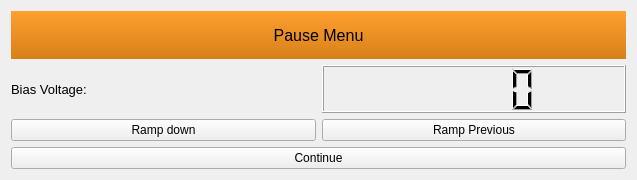
Old version of the form COMET/QT_Designer_UI/Pause_widget.ui in the repository Chilldose/COMET.
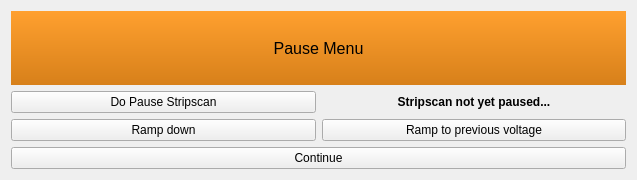
New version of the form.

Commit message: Stripscan pausing now possible

The edit to the form file:
```diff
--- a/COMET/QT_Designer_UI/Pause_widget.ui
+++ b/COMET/QT_Designer_UI/Pause_widget.ui
@@ -14,6 +14,20 @@
    <string>Form</string>
   </property>
   <layout class="QGridLayout" name="gridLayout">
+   <item row="2" column="0">
+    <widget class="QPushButton" name="ramp_down_pushButton">
+     <property name="text">
+      <string>Ramp down</string>
+     </property>
+    </widget>
+   </item>
+   <item row="3" column="0" colspan="2">
+    <widget class="QPushButton" name="continue_pushButton">
+     <property name="text">
+      <string>Continue</string>
+     </property>
+    </widget>
+   </item>
    <item row="0" column="0" colspan="2">
     <widget class="QLabel" name="Pause_label">
      <property name="font">
@@ -32,43 +46,33 @@
      </property>
     </widget>
    </item>
-   <item row="1" column="0">
-    <widget class="QLabel" name="label">
-     <property name="font">
-      <font>
-       <pointsize>10</pointsize>
-      </font>
-     </property>
-     <property name="text">
-      <string>Bias Voltage:</string>
-     </property>
-    </widget>
-   </item>
-   <item row="1" column="1">
-    <widget class="QLCDNumber" name="Votage_lcdNumber">
-     <property name="styleSheet">
-      <string notr="true"/>
-     </property>
-    </widget>
-   </item>
-   <item row="2" column="0">
-    <widget class="QPushButton" name="ramp_down_pushButton">
-     <property name="text">
-      <string>Ramp down</string>
-     </property>
-    </widget>
-   </item>
    <item row="2" column="1">
     <widget class="QPushButton" name="ramp_previous_pushButton">
      <property name="text">
-      <string>Ramp Previous</string>
+      <string>Ramp to previous voltage</string>
      </property>
     </widget>
    </item>
-   <item row="3" column="0" colspan="2">
-    <widget class="QPushButton" name="continue_pushButton">
+   <item row="1" column="0">
+    <widget class="QPushButton" name="do_pause_pushButton">
      <property name="text">
-      <string>Continue</string>
+      <string>Do Pause Stripscan</string>
+     </property>
+    </widget>
+   </item>
+   <item row="1" column="1">
+    <widget class="QLabel" name="status_label">
+     <property name="font">
+      <font>
+       <weight>75</weight>
+       <bold>true</bold>
+      </font>
+     </property>
+     <property name="text">
+      <string>Stripscan not yet paused...</string>
+     </property>
+     <property name="alignment">
+      <set>Qt::AlignCenter</set>
      </property>
     </widget>
    </item>
```
The commit also changes 3 other files.
